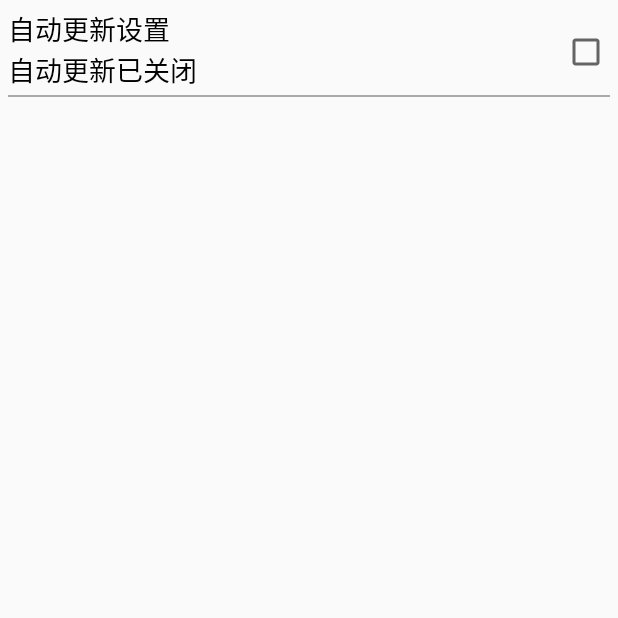
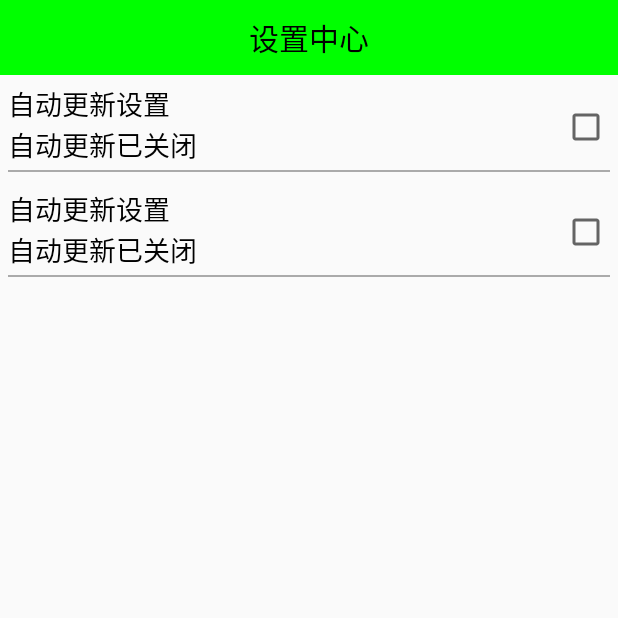
Before and after one commit to MoeRookie/SecurityMax, an Android app: the SettingActivity screen opened directly, with no data from a screen before it, on a phone screen of 412 x 824 dp, the top half of it. Run offline under Robolectric (Android 15) with nearby library versions, the phone set to English and light mode, and no system bars.

Commit message:
自定义组合控件构件布局结构

```diff
--- /dev/null
+++ b/app/src/main/java/com/liqun/securitymax/view/SettingItemView.java
@@ -0,0 +1,30 @@
+package com.liqun.securitymax.view;
+
+import android.content.Context;
+import android.util.AttributeSet;
+import android.view.View;
+import android.widget.CheckBox;
+import android.widget.RelativeLayout;
+import android.widget.TextView;
+
+import com.liqun.securitymax.R;
+
+public class SettingItemView extends RelativeLayout {
+    public SettingItemView(Context context) {
+        this(context,null);
+    }
+
+    public SettingItemView(Context context, AttributeSet attrs) {
+        this(context, attrs,0);
+    }
+
+    public SettingItemView(Context context, AttributeSet attrs, int defStyleAttr) {
+        super(context, attrs, defStyleAttr);
+        // xml -> view(将设置界面的一个条目转换成view对象,直接添加到了当前SettingItemView对应的View中)
+        View.inflate(context, R.layout.item_setting, this);
+        // 自定义组合控件中的标题描述
+        TextView tvTitle = findViewById(R.id.tv_title);
+        TextView tvDes = findViewById(R.id.tv_des);
+        CheckBox cbBox = findViewById(R.id.cb_box);
+    }
+}
--- a/app/src/main/res/layout/activity_setting.xml
+++ b/app/src/main/res/layout/activity_setting.xml
@@ -3,6 +3,11 @@
     android:orientation="vertical"
     android:layout_width="match_parent"
     android:layout_height="match_parent">
+    <!--
+        将以下的相对布局,抽取到单独的一个类中做管理
+        以后只需要在布局文件中添加此类,即可达到以下效果
+     -->
+    <!--
         <RelativeLayout
             android:layout_width="match_parent"
             android:layout_height="wrap_content"
@@ -35,4 +40,14 @@
                 android:background="@android:color/darker_gray"
                 android:layout_below="@id/tv_des"/>
         </RelativeLayout>
+     -->
+    <TextView
+        style="@style/TitleStyle"
+        android:text="设置中心"/>
+    <com.liqun.securitymax.view.SettingItemView
+        android:layout_width="match_parent"
+        android:layout_height="wrap_content"/>
+    <com.liqun.securitymax.view.SettingItemView
+        android:layout_width="match_parent"
+        android:layout_height="wrap_content"/>
 </LinearLayout>
--- /dev/null
+++ b/app/src/main/res/layout/item_setting.xml
@@ -0,0 +1,37 @@
+<?xml version="1.0" encoding="utf-8"?>
+<RelativeLayout xmlns:android="http://schemas.android.com/apk/res/android"
+    android:layout_width="match_parent"
+    android:layout_height="wrap_content">
+    <RelativeLayout
+        android:layout_width="match_parent"
+        android:layout_height="wrap_content"
+        android:padding="5dp">
+        <TextView
+            android:id="@+id/tv_title"
+            android:layout_width="wrap_content"
+            android:layout_height="wrap_content"
+            android:textColor="@android:color/black"
+            android:textSize="18sp"
+            android:text="自动更新设置"/>
+        <TextView
+            android:id="@+id/tv_des"
+            android:layout_width="wrap_content"
+            android:layout_height="wrap_content"
+            android:layout_below="@id/tv_title"
+            android:textColor="@android:color/black"
+            android:textSize="18sp"
+            android:text="自动更新已关闭"/>
+        <CheckBox
+            android:id="@+id/cb_box"
+            android:layout_width="wrap_content"
+            android:layout_height="wrap_content"
+            android:layout_alignParentRight="true"
+            android:layout_centerVertical="true"/>
+        <View
+            android:layout_marginTop="3dp"
+            android:layout_width="match_parent"
+            android:layout_height="1dp"
+            android:background="@android:color/darker_gray"
+            android:layout_below="@id/tv_des"/>
+    </RelativeLayout>
+</RelativeLayout>
```
Lines whose indentation alone changed are shown as unchanged.
